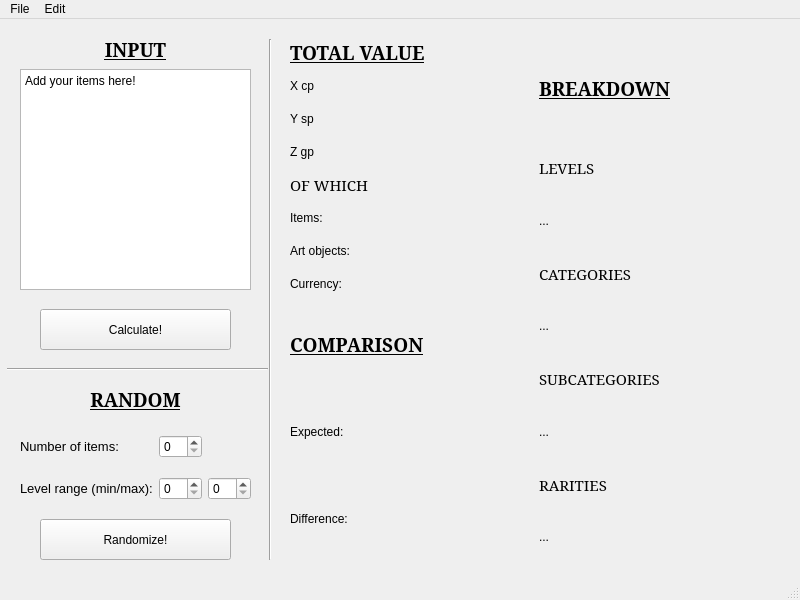
D4wnstar/pf2e-wealth-calculator, file ui/main.ui: the form before one commit.
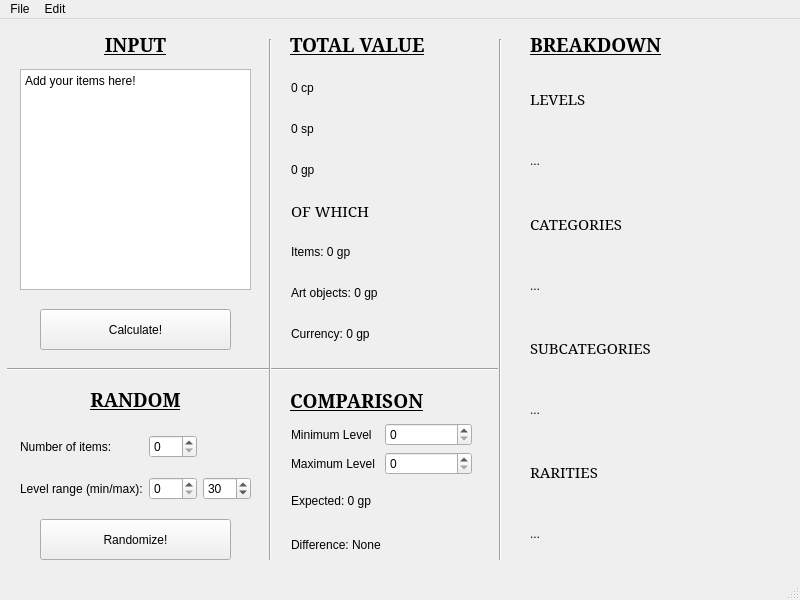
The form after the commit.

Commit message: Added comparison and breakdown in GUI

Patch:
```diff
--- a/ui/main.ui
+++ b/ui/main.ui
@@ -20,10 +20,10 @@
    <widget class="QLabel" name="input_label">
     <property name="geometry">
      <rect>
-      <x>40</x>
+      <x>20</x>
       <y>10</y>
-      <width>191</width>
-      <height>41</height>
+      <width>231</width>
+      <height>31</height>
      </rect>
     </property>
     <property name="font">
@@ -103,20 +103,114 @@
      <string>Randomize!</string>
     </property>
    </widget>
-   <widget class="QWidget" name="gridLayoutWidget">
+   <widget class="QPushButton" name="calculate_button">
     <property name="geometry">
      <rect>
-      <x>290</x>
-      <y>20</y>
+      <x>40</x>
+      <y>290</y>
+      <width>191</width>
+      <height>41</height>
+     </rect>
+    </property>
+    <property name="text">
+     <string>Calculate!</string>
+    </property>
+   </widget>
+   <widget class="Line" name="hline">
+    <property name="geometry">
+     <rect>
+      <x>7</x>
+      <y>340</y>
       <width>491</width>
+      <height>20</height>
+     </rect>
+    </property>
+    <property name="orientation">
+     <enum>Qt::Horizontal</enum>
+    </property>
+   </widget>
+   <widget class="Line" name="vline">
+    <property name="geometry">
+     <rect>
+      <x>260</x>
+      <y>20</y>
+      <width>20</width>
       <height>521</height>
      </rect>
     </property>
-    <layout class="QGridLayout" name="output_grid">
+    <property name="orientation">
+     <enum>Qt::Vertical</enum>
+    </property>
+   </widget>
+   <widget class="QWidget" name="layoutWidget">
+    <property name="geometry">
+     <rect>
+      <x>20</x>
+      <y>403</y>
+      <width>231</width>
+      <height>91</height>
+     </rect>
+    </property>
+    <layout class="QGridLayout" name="rand_param_grid">
+     <item row="0" column="1">
+      <widget class="QSpinBox" name="nitems_spinbox"/>
+     </item>
+     <item row="1" column="0">
+      <widget class="QLabel" name="lvlrange_label">
+       <property name="text">
+        <string>Level range (min/max):</string>
+       </property>
+      </widget>
+     </item>
      <item row="0" column="0">
-      <layout class="QVBoxLayout" name="totalvalue_vbox">
-       <item>
+      <widget class="QLabel" name="nitems_label">
+       <property name="text">
+        <string>Number of items:</string>
+       </property>
+      </widget>
+     </item>
+     <item row="1" column="1">
+      <widget class="QSpinBox" name="minlvl_spinbox"/>
+     </item>
+     <item row="1" column="2">
+      <widget class="QSpinBox" name="maxlvl_spinbox">
+       <property name="value">
+        <number>30</number>
+       </property>
+      </widget>
+     </item>
+    </layout>
+   </widget>
+   <widget class="QLabel" name="comparison_label">
+    <property name="geometry">
+     <rect>
+      <x>290</x>
+      <y>360</y>
+      <width>179</width>
+      <height>42</height>
+     </rect>
+    </property>
+    <property name="font">
+     <font>
+      <family>Constantia</family>
+      <pointsize>14</pointsize>
+      <bold>true</bold>
+      <underline>true</underline>
+     </font>
+    </property>
+    <property name="text">
+     <string>COMPARISON</string>
+    </property>
+   </widget>
         <widget class="QLabel" name="totalvalue_label">
+    <property name="geometry">
+     <rect>
+      <x>290</x>
+      <y>10</y>
+      <width>181</width>
+      <height>31</height>
+     </rect>
+    </property>
          <property name="font">
           <font>
            <family>Constantia</family>
@@ -129,25 +223,47 @@
           <string>TOTAL VALUE</string>
          </property>
         </widget>
-       </item>
+   <widget class="Line" name="vline_2">
+    <property name="geometry">
+     <rect>
+      <x>490</x>
+      <y>20</y>
+      <width>20</width>
+      <height>521</height>
+     </rect>
+    </property>
+    <property name="orientation">
+     <enum>Qt::Vertical</enum>
+    </property>
+   </widget>
+   <widget class="QWidget" name="">
+    <property name="geometry">
+     <rect>
+      <x>291</x>
+      <y>51</y>
+      <width>181</width>
+      <height>281</height>
+     </rect>
+    </property>
+    <layout class="QVBoxLayout" name="totalvalue_vbox">
        <item>
         <widget class="QLabel" name="totalcp_label">
          <property name="text">
-          <string>X cp</string>
+        <string>0 cp</string>
          </property>
         </widget>
        </item>
        <item>
         <widget class="QLabel" name="totalsp_label">
          <property name="text">
-          <string>Y sp</string>
+        <string>0 sp</string>
          </property>
         </widget>
        </item>
        <item>
         <widget class="QLabel" name="totalgp_label">
          <property name="text">
-          <string>Z gp</string>
+        <string>0 gp</string>
          </property>
         </widget>
        </item>
@@ -167,30 +283,35 @@
        <item>
         <widget class="QLabel" name="itemsgp_label">
          <property name="text">
-          <string>Items:</string>
+        <string>Items: 0 gp</string>
          </property>
         </widget>
        </item>
        <item>
         <widget class="QLabel" name="artobjgp_label">
          <property name="text">
-          <string>Art objects:</string>
+        <string>Art objects: 0 gp</string>
          </property>
         </widget>
        </item>
        <item>
         <widget class="QLabel" name="currencygp_label">
          <property name="text">
-          <string>Currency:</string>
+        <string>Currency: 0 gp</string>
          </property>
         </widget>
        </item>
       </layout>
-     </item>
-     <item row="0" column="1" rowspan="2">
-      <layout class="QVBoxLayout" name="breakdown_vbox">
-       <item>
+   </widget>
         <widget class="QLabel" name="breakdown_label">
+    <property name="geometry">
+     <rect>
+      <x>530</x>
+      <y>10</y>
+      <width>241</width>
+      <height>31</height>
+     </rect>
+    </property>
          <property name="font">
           <font>
            <family>Constantia</family>
@@ -203,7 +324,16 @@
           <string>BREAKDOWN</string>
          </property>
         </widget>
-       </item>
+   <widget class="QWidget" name="">
+    <property name="geometry">
+     <rect>
+      <x>530</x>
+      <y>52</y>
+      <width>241</width>
+      <height>491</height>
+     </rect>
+    </property>
+    <layout class="QVBoxLayout" name="verticalLayout">
        <item>
         <layout class="QVBoxLayout" name="levels_vbox">
          <item>
@@ -301,124 +431,50 @@
         </layout>
        </item>
       </layout>
+   </widget>
+   <widget class="QWidget" name="">
+    <property name="geometry">
+     <rect>
+      <x>291</x>
+      <y>404</y>
+      <width>181</width>
+      <height>141</height>
+     </rect>
+    </property>
+    <layout class="QGridLayout" name="comparison_grid">
+     <item row="0" column="0">
+      <widget class="QLabel" name="minlvlcmp_label">
+       <property name="text">
+        <string>Minimum Level</string>
+       </property>
+      </widget>
+     </item>
+     <item row="0" column="1">
+      <widget class="QSpinBox" name="minlvlcmp_spinbox"/>
      </item>
      <item row="1" column="0">
-      <layout class="QVBoxLayout" name="comparison_vbox">
-       <item>
-        <widget class="QLabel" name="comparison_label">
-         <property name="font">
-          <font>
-           <family>Constantia</family>
-           <pointsize>14</pointsize>
-           <bold>true</bold>
-           <underline>true</underline>
-          </font>
-         </property>
+      <widget class="QLabel" name="maxlvlcmp_label">
          <property name="text">
-          <string>COMPARISON</string>
+        <string>Maximum Level</string>
          </property>
         </widget>
        </item>
-       <item>
+     <item row="1" column="1">
+      <widget class="QSpinBox" name="maxlvlcmp_spinbox"/>
+     </item>
+     <item row="2" column="0" colspan="2">
         <widget class="QLabel" name="expected_label">
          <property name="text">
-          <string>Expected:</string>
+        <string>Expected: 0 gp</string>
          </property>
         </widget>
        </item>
-       <item>
+     <item row="3" column="0" colspan="2">
         <widget class="QLabel" name="difference_label">
          <property name="text">
-          <string>Difference:</string>
-         </property>
-        </widget>
-       </item>
-      </layout>
-     </item>
-    </layout>
-   </widget>
-   <widget class="QPushButton" name="calculate_button">
-    <property name="geometry">
-     <rect>
-      <x>40</x>
-      <y>290</y>
-      <width>191</width>
-      <height>41</height>
-     </rect>
-    </property>
-    <property name="text">
-     <string>Calculate!</string>
-    </property>
-   </widget>
-   <widget class="Line" name="hline">
-    <property name="geometry">
-     <rect>
-      <x>7</x>
-      <y>340</y>
-      <width>261</width>
-      <height>20</height>
-     </rect>
-    </property>
-    <property name="orientation">
-     <enum>Qt::Horizontal</enum>
-    </property>
-   </widget>
-   <widget class="Line" name="vline">
-    <property name="geometry">
-     <rect>
-      <x>260</x>
-      <y>20</y>
-      <width>20</width>
-      <height>521</height>
-     </rect>
-    </property>
-    <property name="orientation">
-     <enum>Qt::Vertical</enum>
-    </property>
-   </widget>
-   <widget class="QWidget" name="layoutWidget">
-    <property name="geometry">
-     <rect>
-      <x>20</x>
-      <y>403</y>
-      <width>231</width>
-      <height>91</height>
-     </rect>
-    </property>
-    <layout class="QGridLayout" name="rand_param_grid">
-     <item row="0" column="1">
-      <widget class="QSpinBox" name="nitems_spinbox"/>
-     </item>
-     <item row="1" column="0">
-      <widget class="QLabel" name="lvlrange_label">
-       <property name="font">
-        <font>
-         <pointsize>10</pointsize>
-        </font>
-       </property>
-       <property name="text">
-        <string>Level range (min/max):</string>
-       </property>
-      </widget>
-     </item>
-     <item row="0" column="0">
-      <widget class="QLabel" name="nitems_label">
-       <property name="font">
-        <font>
-         <pointsize>10</pointsize>
-         <underline>false</underline>
-        </font>
-       </property>
-       <property name="text">
-        <string>Number of items:</string>
-       </property>
-      </widget>
-     </item>
-     <item row="1" column="1">
-      <widget class="QSpinBox" name="minlvl_spinbox"/>
-     </item>
-     <item row="1" column="2">
-      <widget class="QSpinBox" name="maxlvl_spinbox"/>
+        <string>Difference: None</string>
+       </property>
+      </widget>
      </item>
     </layout>
    </widget>
```
Lines whose indentation alone changed are shown as unchanged. The commit also changes 4 other files.
